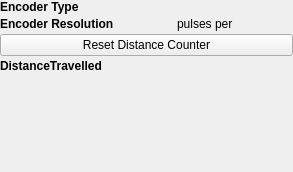
This is acq4/devices/PositionEncoder/devGuiTemplate.ui in mgraupe/acq4 as Qt 5 draws it before an edit. The edited form follows.
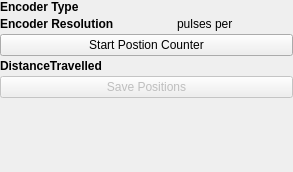
This is the edited form.

Commit message: encoder device gui records now times and positions

Patch:
```diff
--- a/acq4/devices/PositionEncoder/devGuiTemplate.ui
+++ b/acq4/devices/PositionEncoder/devGuiTemplate.ui
@@ -42,6 +42,20 @@
      </property>
     </widget>
    </item>
+   <item row="2" column="0" colspan="4">
+    <widget class="QPushButton" name="toggleCounterBtn">
+     <property name="text">
+      <string>Start Postion Counter</string>
+     </property>
+    </widget>
+   </item>
+   <item row="4" column="2" colspan="2">
+    <widget class="QLabel" name="counterLabel">
+     <property name="text">
+      <string/>
+     </property>
+    </widget>
+   </item>
    <item row="0" column="0">
     <widget class="QLabel" name="label">
      <property name="font">
@@ -68,7 +82,7 @@
      </property>
     </widget>
    </item>
-   <item row="7" column="0">
+   <item row="8" column="0">
     <spacer name="verticalSpacer">
      <property name="orientation">
       <enum>Qt::Vertical</enum>
@@ -120,17 +134,13 @@
      </property>
     </widget>
    </item>
-   <item row="2" column="0" colspan="4">
-    <widget class="QPushButton" name="resetCounterBtn">
-     <property name="text">
-      <string>Reset Distance Counter</string>
+   <item row="5" column="0" colspan="4">
+    <widget class="QPushButton" name="savePositionBtn">
+     <property name="enabled">
+      <bool>false</bool>
      </property>
-    </widget>
-   </item>
-   <item row="4" column="2" colspan="2">
-    <widget class="QLabel" name="counterLabel">
      <property name="text">
-      <string/>
+      <string>Save Positions</string>
      </property>
     </widget>
    </item>
```
The commit also changes 2 other files.
